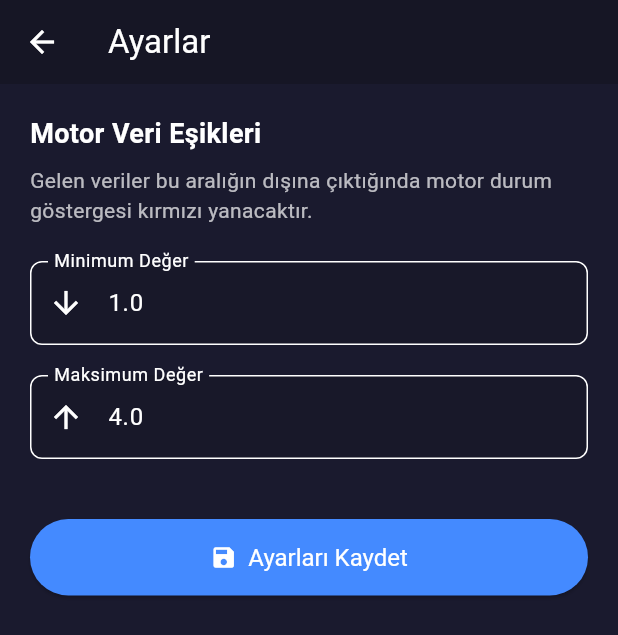
After one commit to Enesb06/drone_control, a Flutter app: the screen it shows after launch, after a tap on the "settings" icon, on a phone screen of 412 x 824 dp. The commit adds this screen. Shown: the top 635 px of the screen. Run offline on Flutter 3.47's test engine with Material 3 defaults, Android fonts, the phone set to English and light mode, and no system bars; our stand-ins replace fl_chart, flutter_blue_plus, permission_handler, shared_preferences.

Commit message:
add new features
motorların eşik değerlerine göre kırmızı veya yeşil yanıyor.ayarlar sayfası eklendi

```diff
--- a/lib/home_page.dart
+++ b/lib/home_page.dart
@@ -3,6 +3,7 @@ import 'package:flutter/material.dart';
 import 'package:flutter_blue_plus/flutter_blue_plus.dart';
 import 'package:uptime_monitor_final/saved_graphs_page.dart';
 import 'motor_status_page.dart';
+import 'package:uptime_monitor_final/settings_page.dart';
 
 // Bu sabitler projenizin her yerinde aynı kalmalı
 final Guid serviceUuid = Guid("4fafc201-1fb5-459e-8fcc-c5c9c331914b");
@@ -180,6 +181,16 @@ class _HomePageState extends State<HomePage> {
         title: const Text(targetDeviceName),
         actions: [
           IconButton(
+            icon: const Icon(Icons.settings),
+            onPressed: () {
+              Navigator.push(
+                context,
+                MaterialPageRoute(builder: (context) => const SettingsPage()),
+              );
+            },
+            tooltip: 'Ayarlar',
+          ),
+          IconButton(
             icon: const Icon(Icons.history),
             onPressed: () {
               Navigator.push(
--- a/lib/main.dart
+++ b/lib/main.dart
@@ -4,10 +4,12 @@ import 'dart:io';
 import 'package:flutter/material.dart';
 import 'package:permission_handler/permission_handler.dart';
 import 'home_page.dart';
+import 'package:uptime_monitor_final/settings_service.dart'; // YENİ IMPORT
 
 void main() async {
   // Bu async/await yapısı izin istemek için daha güvenilirdir.
   WidgetsFlutterBinding.ensureInitialized();
+  await SettingsService().init(); // YENİ EKLENEN KOD: Ayar servisini başlat
   if (Platform.isAndroid) {
     await requestPermissions();
   }
--- /dev/null
+++ b/lib/settings_page.dart
@@ -0,0 +1,157 @@
+// lib/settings_page.dart
+
+import 'package:flutter/material.dart';
+import 'package:flutter/services.dart';
+import 'package:uptime_monitor_final/settings_service.dart';
+
+class SettingsPage extends StatefulWidget {
+  const SettingsPage({super.key});
+
+  @override
+  State<SettingsPage> createState() => _SettingsPageState();
+}
+
+class _SettingsPageState extends State<SettingsPage> {
+  final _settingsService = SettingsService();
+  late final TextEditingController _minController;
+  late final TextEditingController _maxController;
+  final _formKey = GlobalKey<FormState>();
+
+  @override
+  void initState() {
+    super.initState();
+    // Kayıtlı değerlerle text alanlarını başlat
+    _minController = TextEditingController(
+      text: _settingsService.getMinValue().toString(),
+    );
+    _maxController = TextEditingController(
+      text: _settingsService.getMaxValue().toString(),
+    );
+  }
+
+  @override
+  void dispose() {
+    _minController.dispose();
+    _maxController.dispose();
+    super.dispose();
+  }
+
+  void _saveSettings() {
+    if (_formKey.currentState!.validate()) {
+      final double? minValue = double.tryParse(_minController.text);
+      final double? maxValue = double.tryParse(_maxController.text);
+
+      if (minValue != null && maxValue != null) {
+        if (minValue >= maxValue) {
+          ScaffoldMessenger.of(context).showSnackBar(
+            const SnackBar(
+              content: Text(
+                'Hata: Minimum değer, maksimum değerden küçük olmalıdır.',
+              ),
+              backgroundColor: Colors.redAccent,
+            ),
+          );
+          return;
+        }
+
+        _settingsService.setMinValue(minValue);
+        _settingsService.setMaxValue(maxValue);
+
+        ScaffoldMessenger.of(context).showSnackBar(
+          const SnackBar(
+            content: Text('Ayarlar başarıyla kaydedildi!'),
+            backgroundColor: Colors.green,
+          ),
+        );
+        // Klavyeyi kapat
+        FocusScope.of(context).unfocus();
+      }
+    }
+  }
+
+  @override
+  Widget build(BuildContext context) {
+    return Scaffold(
+      backgroundColor: const Color(0xFF1A1A2E),
+      appBar: AppBar(
+        title: const Text('Ayarlar'),
+        backgroundColor: const Color(0xFF161625),
+      ),
+      body: Form(
+        key: _formKey,
+        child: ListView(
+          padding: const EdgeInsets.all(20.0),
+          children: [
+            const Text(
+              'Motor Veri Eşikleri',
+              style: TextStyle(
+                fontSize: 18,
+                fontWeight: FontWeight.bold,
+                color: Colors.white,
+              ),
+            ),
+            const SizedBox(height: 8),
+            const Text(
+              'Gelen veriler bu aralığın dışına çıktığında motor durum göstergesi kırmızı yanacaktır.',
+              style: TextStyle(color: Colors.white70),
+            ),
+            const SizedBox(height: 24),
+            _buildTextField(
+              controller: _minController,
+              label: 'Minimum Değer',
+              icon: Icons.arrow_downward,
+            ),
+            const SizedBox(height: 20),
+            _buildTextField(
+              controller: _maxController,
+              label: 'Maksimum Değer',
+              icon: Icons.arrow_upward,
+            ),
+            const SizedBox(height: 40),
+            ElevatedButton.icon(
+              onPressed: _saveSettings,
+              icon: const Icon(Icons.save),
+              label: const Text('Ayarları Kaydet'),
+              style: ElevatedButton.styleFrom(
+                backgroundColor: Colors.blueAccent,
+                foregroundColor: Colors.white,
+                padding: const EdgeInsets.symmetric(vertical: 16),
+                textStyle: const TextStyle(fontSize: 16),
+              ),
+            ),
+          ],
+        ),
+      ),
+    );
+  }
+
+  Widget _buildTextField({
+    required TextEditingController controller,
+    required String label,
+    required IconData icon,
+  }) {
+    return TextFormField(
+      controller: controller,
+      keyboardType: const TextInputType.numberWithOptions(decimal: true),
+      inputFormatters: [
+        FilteringTextInputFormatter.allow(RegExp(r'^\d+\.?\d*')),
+      ],
+      validator: (value) {
+        if (value == null || value.isEmpty) {
+          return 'Bu alan boş bırakılamaz';
+        }
+        if (double.tryParse(value) == null) {
+          return 'Lütfen geçerli bir sayı girin';
+        }
+        return null;
+      },
+      decoration: InputDecoration(
+        labelText: label,
+        prefixIcon: Icon(icon),
+        border: OutlineInputBorder(borderRadius: BorderRadius.circular(8)),
+        filled: true,
+        fillColor: const Color(0xFF161625).withOpacity(0.5),
+      ),
+    );
+  }
+}
--- /dev/null
+++ b/lib/settings_service.dart
@@ -0,0 +1,43 @@
+// lib/settings_service.dart
+
+import 'package:shared_preferences/shared_preferences.dart';
+
+class SettingsService {
+  // Singleton patterni ile her zaman aynı nesnenin kullanılmasını sağlıyoruz.
+  static final SettingsService _instance = SettingsService._internal();
+  factory SettingsService() => _instance;
+  SettingsService._internal();
+
+  late SharedPreferences _prefs;
+
+  // Servisi başlatmak için kullanılacak
+  Future<void> init() async {
+    _prefs = await SharedPreferences.getInstance();
+  }
+
+  // --- Eşik Değerleri ---
+
+  // Varsayılan değerler
+  static const double _defaultMinValue = 1.0;
+  static const double _defaultMaxValue = 4.0;
+
+  // Kaydedilmiş minimum değeri getirir, yoksa varsayılanı döndürür.
+  double getMinValue() {
+    return _prefs.getDouble('minValue') ?? _defaultMinValue;
+  }
+
+  // Yeni minimum değeri kaydeder.
+  Future<void> setMinValue(double value) async {
+    await _prefs.setDouble('minValue', value);
+  }
+
+  // Kaydedilmiş maksimum değeri getirir, yoksa varsayılanı döndürür.
+  double getMaxValue() {
+    return _prefs.getDouble('maxValue') ?? _defaultMaxValue;
+  }
+
+  // Yeni maksimum değeri kaydeder.
+  Future<void> setMaxValue(double value) async {
+    await _prefs.setDouble('maxValue', value);
+  }
+}
--- a/pubspec.yaml
+++ b/pubspec.yaml
@@ -40,6 +40,7 @@ dependencies:
   path_provider: ^2.1.3 # BU SATIRI EKLEYİN
   device_info_plus: ^10.0.1
   provider: ^6.1.2
+  shared_preferences: ^2.5.3
 
 dev_dependencies:
   flutter_test:
```
Also changed, not shown: lib/motor_status_page.dart (+93 -7 lines), pubspec.lock, 1 other file.
